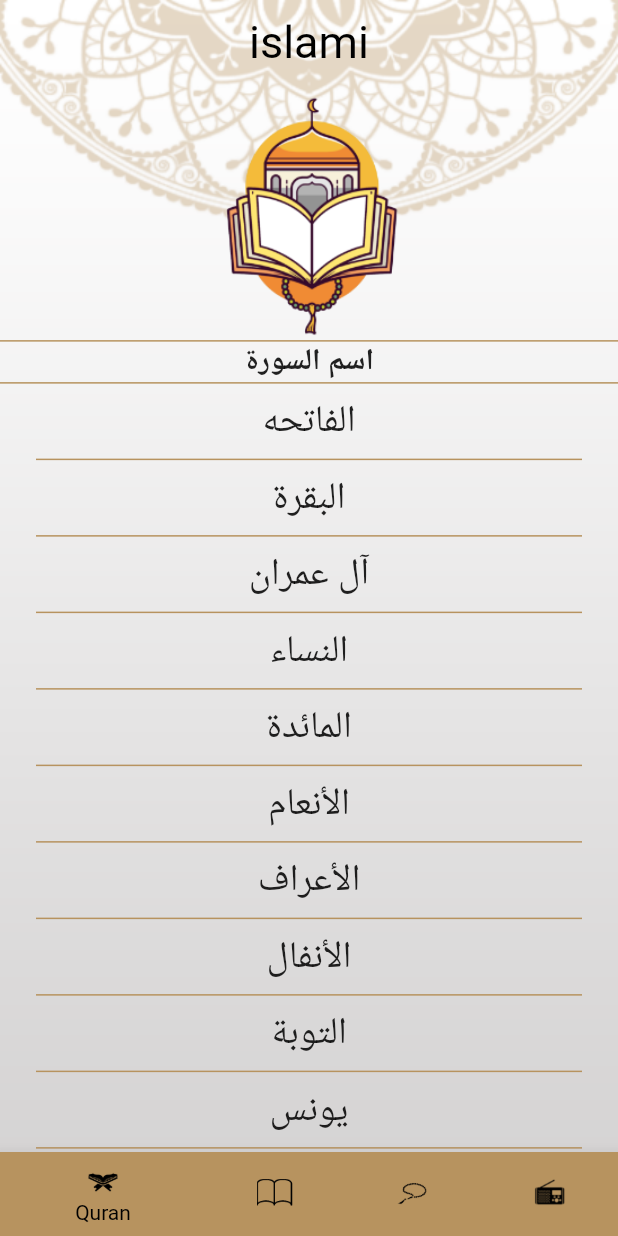
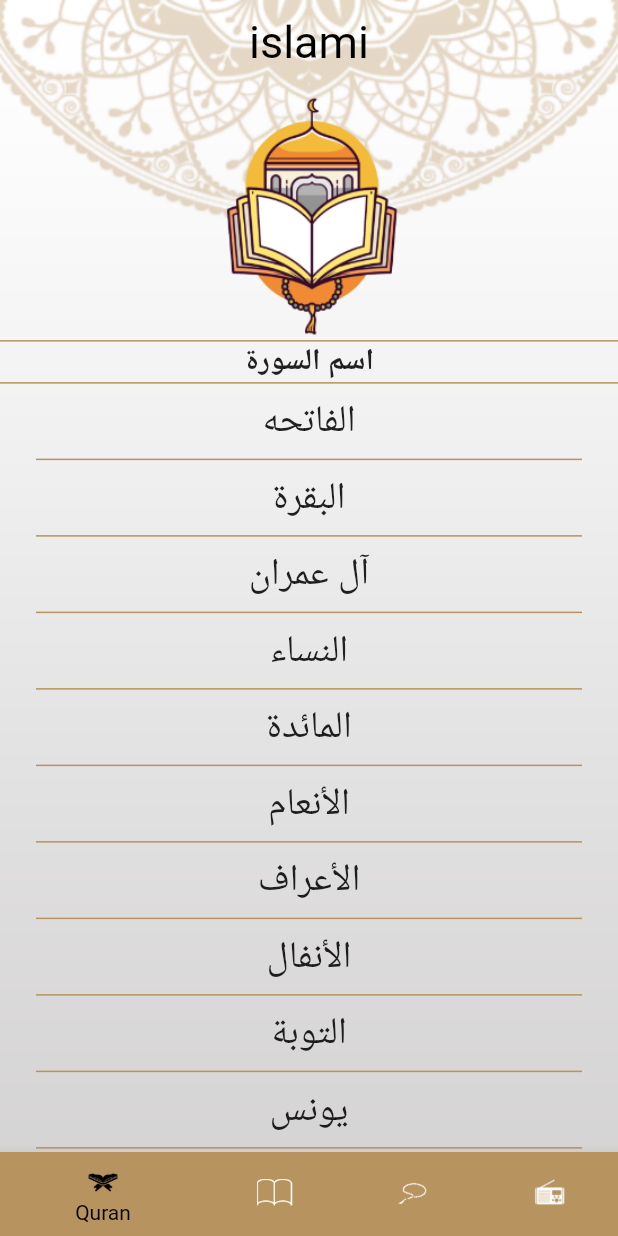
Before and after one commit to mohamed657/Islami-test-training, a Flutter app: the screen it shows after launch, on a phone screen of 412 x 824 dp. Run offline on Flutter 3.47's test engine with Material 2 defaults, Android fonts, the phone set to English and light mode, and no system bars.

Commit message:
Edit some colors in button navigation bar

```diff
--- a/lib/main.dart
+++ b/lib/main.dart
@@ -18,7 +18,7 @@ class MyThemeData {
           centerTitle: true,
           iconTheme: IconThemeData(color: Colors.black)),
       bottomNavigationBarTheme: BottomNavigationBarThemeData(
-          selectedItemColor: Colors.black, unselectedItemColor: Colors.black));
+          selectedItemColor: Colors.black, unselectedItemColor: Colors.white));
   static final ThemeData DarkTheme = ThemeData(
       primaryColor: MyThemeData.primaryColor,
       scaffoldBackgroundColor: Colors.transparent,
@@ -29,7 +29,7 @@ class MyThemeData {
         centerTitle: true,
       ),
       bottomNavigationBarTheme: BottomNavigationBarThemeData(
-          selectedItemColor: Colors.black, unselectedItemColor: Colors.black));
+          selectedItemColor: Colors.black, unselectedItemColor: Colors.white));
 }
 
 class MyApp extends StatelessWidget {
--- a/lib/radio/radioTab.dart
+++ b/lib/radio/radioTab.dart
@@ -41,6 +41,3 @@ class radioTab extends StatelessWidget {
     );
   }
 }
-/*
- ImageIcon(AssetImage(''))
- */
```
